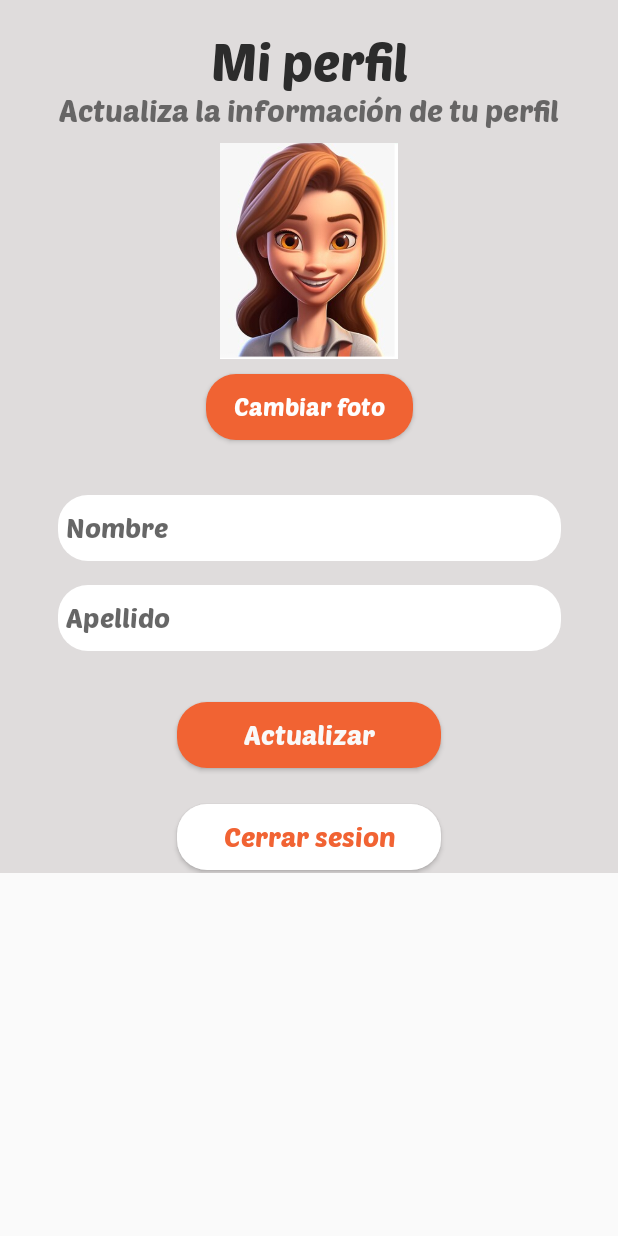
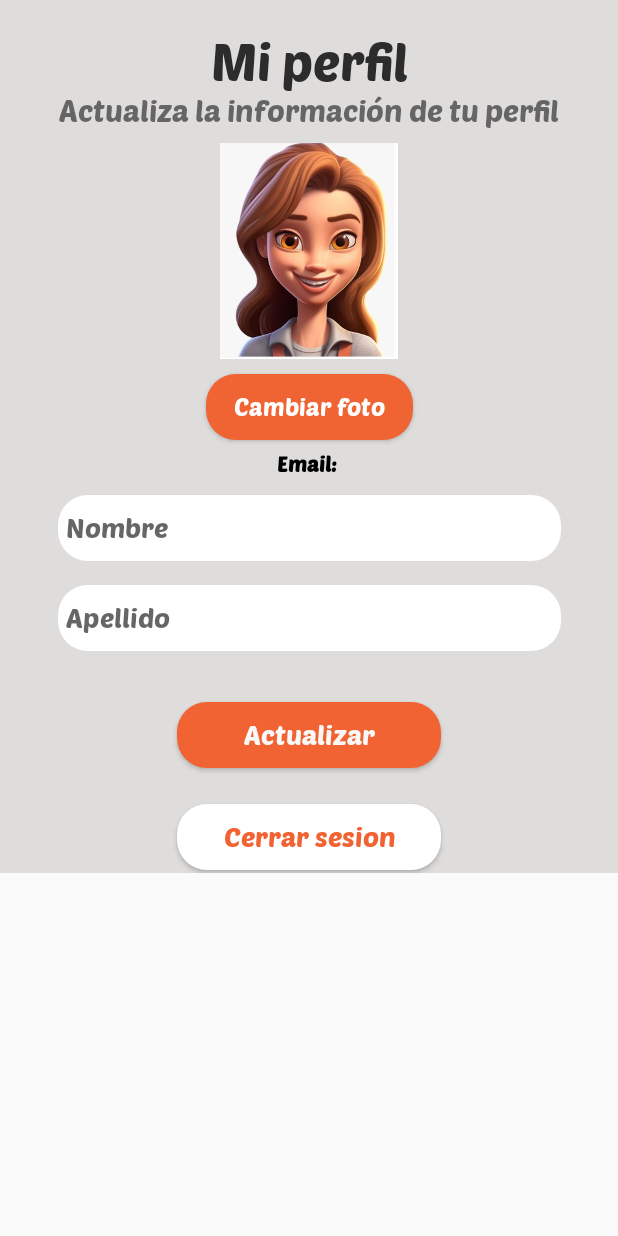
Before and after one commit to pp2024-restoapp/aplicacionmovil, an Android app: the fragment ProfileFragment shown on its own in the app's theme, on a phone screen of 412 x 824 dp. Run offline under Robolectric (Android 15) with nearby library versions, the phone set to English and light mode, and no system bars; our stand-ins replace Firebase (no records; nobody signed in at launch, a user with empty details on screens opened directly); pictures from the network do not load; Roboto replaces fonts that are not available here.

Commit message:
Vista de email, nombre y apellido en la sección de perfil

```diff
--- a/app/build.gradle.kts
+++ b/app/build.gradle.kts
@@ -38,12 +38,13 @@
     implementation("com.google.android.material:material:1.9.0")
     implementation("androidx.constraintlayout:constraintlayout:2.1.4")
     implementation("com.google.firebase:firebase-auth:22.1.2")
-
     implementation("androidx.navigation:navigation-fragment:2.7.4")
     implementation("androidx.navigation:navigation-ui:2.7.4")
     implementation("com.google.android.gms:play-services-maps:18.2.0")
     implementation("androidx.activity:activity:1.9.0")
     implementation("com.github.GrenderG:Toasty:1.5.2")
+    implementation("com.google.firebase:firebase-firestore:25.0.0")
+    implementation("com.google.firebase:firebase-database:21.0.0")
 
     testImplementation("junit:junit:4.13.2")
     androidTestImplementation("androidx.test.ext:junit:1.1.5")
--- a/app/src/main/java/com/example/restoapp/LoginActivity.java
+++ b/app/src/main/java/com/example/restoapp/LoginActivity.java
@@ -6,13 +6,16 @@
 import android.widget.Button;
 import android.widget.EditText;
 import android.widget.Toast;
+
 import androidx.annotation.NonNull;
 import androidx.appcompat.app.AppCompatActivity;
+
 import com.google.android.gms.tasks.OnCompleteListener;
 import com.google.android.gms.tasks.Task;
 import com.google.firebase.auth.AuthResult;
 import com.google.firebase.auth.FirebaseAuth;
 import com.google.firebase.auth.FirebaseUser;
+
 import es.dmoral.toasty.Toasty;
 
 public class LoginActivity extends AppCompatActivity {
--- a/app/src/main/java/com/example/restoapp/ProfileFragment.java
+++ b/app/src/main/java/com/example/restoapp/ProfileFragment.java
@@ -4,20 +4,23 @@
 import android.app.Activity;
 import android.content.Context;
 import android.content.Intent;
+import android.content.SharedPreferences;
+import android.database.Cursor;
+import android.database.sqlite.SQLiteDatabase;
 import android.net.Uri;
 import android.os.Bundle;
+import android.util.Log;
 import android.view.LayoutInflater;
 import android.view.View;
 import android.view.ViewGroup;
 import android.widget.Button;
 import android.widget.ImageView;
 import android.widget.TextView;
-import android.content.SharedPreferences;
 
 import androidx.activity.result.ActivityResultLauncher;
 import androidx.activity.result.contract.ActivityResultContracts;
-import androidx.annotation.Nullable;
 import androidx.fragment.app.Fragment;
+
 import com.google.firebase.auth.FirebaseAuth;
 import com.google.firebase.auth.FirebaseUser;
 
@@ -26,8 +29,10 @@
     private static final int REQUEST_IMAGE_CHANGE = 1;
     private ImageView profileImageView;
     private TextView textViewEmail;
+    private TextView textViewNombre;
     private Button botonCerrarSesion;
     private SharedPreferences sharedPreferences;
+
     private Uri selectedImageUri;
 
     private final ActivityResultLauncher<Intent> startPhotoChangeActivity =
@@ -36,11 +41,8 @@
                         if (result.getResultCode() == Activity.RESULT_OK) {
                             Intent data = result.getData();
                             if (data != null) {
-                                // Obtiene la URI de la imagen seleccionada desde PhotoChangeActivity
                                 String newImageUriString = data.getStringExtra("imageUri");
                                 Uri newImageUri = Uri.parse(newImageUriString);
-
-                                // Llama al método para actualizar la imagen de perfil
                                 updateProfileImage(newImageUri);
                             }
                         }
@@ -53,6 +55,7 @@
         profileImageView = view.findViewById(R.id.profile_image_view);
         textViewEmail = view.findViewById(R.id.textViewName2);
         botonCerrarSesion = view.findViewById(R.id.button5);
+        textViewNombre = view.findViewById(R.id.textViewName4);
 
         sharedPreferences = requireActivity().getSharedPreferences("user_data", Context.MODE_PRIVATE);
 
@@ -90,19 +93,33 @@
     private void showUserData() {
         FirebaseUser user = FirebaseAuth.getInstance().getCurrentUser();
         if (user != null) {
-            // El usuario está autenticado, por lo que puedes obtener su correo electrónico
             String userEmail = user.getEmail();
+            String userId = user.getUid();
 
-            // Establece el correo electrónico en el TextView
-            textViewEmail.setText(userEmail);
+            DatabaseHelper dbHelper = new DatabaseHelper(getContext());
+            SQLiteDatabase db = dbHelper.getReadableDatabase();
 
-            // Guarda el correo electrónico en SharedPreferences para su uso posterior
+            Cursor cursor = db.query(DatabaseHelper.TABLE_USERS,
+                    new String[]{DatabaseHelper.COLUMN_NAME, DatabaseHelper.COLUMN_LASTNAME},
+                    DatabaseHelper.COLUMN_UID + "=?",
+                    new String[]{userId},
+                    null, null, null);
+
+            if (cursor != null && cursor.moveToFirst()) {
+                @SuppressLint("Range") String nombre = cursor.getString(cursor.getColumnIndex(DatabaseHelper.COLUMN_NAME));
+                @SuppressLint("Range") String apellido = cursor.getString(cursor.getColumnIndex(DatabaseHelper.COLUMN_LASTNAME));
+
+                textViewNombre.setText("Nombre: "+ nombre + " " + apellido);
+                cursor.close();
+            }
+
+            textViewEmail.setText("Email: " + userEmail);
+
             SharedPreferences.Editor editor = sharedPreferences.edit();
-            editor.putString("email", userEmail);
+            editor.putString("Email", userEmail);
             editor.apply();
         } else {
-            // El usuario no está autenticado
-            // Realiza alguna acción si es necesario
+            Log.e("ProfileFragment", "El usuario no está autenticado");
         }
     }
 }
--- /dev/null
+++ b/app/src/main/java/com/example/restoapp/Users.java
@@ -0,0 +1,50 @@
+package com.example.restoapp;
+
+import android.content.ContentValues;
+import android.content.Context;
+import android.database.sqlite.SQLiteDatabase;
+import android.database.sqlite.SQLiteOpenHelper;
+
+class DatabaseHelper extends SQLiteOpenHelper {
+    private static final String DATABASE_NAME = "users.db";
+    private static final int DATABASE_VERSION = 1;
+
+    public static final String TABLE_USERS = "users";
+    public static final String COLUMN_ID = "id";
+    public static final String COLUMN_UID = "uid";
+    public static final String COLUMN_NAME = "name";
+    public static final String COLUMN_LASTNAME = "lastname";
+
+    private static final String TABLE_CREATE =
+            "CREATE TABLE " + TABLE_USERS + " (" +
+                    COLUMN_ID + " INTEGER PRIMARY KEY AUTOINCREMENT, " +
+                    COLUMN_UID + " TEXT, " +
+                    COLUMN_NAME + " TEXT, " +
+                    COLUMN_LASTNAME + " TEXT);";
+
+    public DatabaseHelper(Context context) {
+        super(context, DATABASE_NAME, null, DATABASE_VERSION);
+    }
+
+    @Override
+    public void onCreate(SQLiteDatabase db) {
+        db.execSQL(TABLE_CREATE);
+    }
+
+    @Override
+    public void onUpgrade(SQLiteDatabase db, int oldVersion, int newVersion) {
+        db.execSQL("DROP TABLE IF EXISTS " + TABLE_USERS);
+        onCreate(db);
+    }
+
+    public void addUser(String uid, String name, String lastname) {
+        SQLiteDatabase db = this.getWritableDatabase();
+        ContentValues values = new ContentValues();
+        values.put(COLUMN_UID, uid);
+        values.put(COLUMN_NAME, name);
+        values.put(COLUMN_LASTNAME, lastname);
+
+        db.insert(TABLE_USERS, null, values);
+        db.close();
+    }
+}
--- a/app/src/main/res/layout/fragment_profile.xml
+++ b/app/src/main/res/layout/fragment_profile.xml
@@ -62,6 +62,21 @@
         app:layout_constraintStart_toStartOf="parent"
         app:layout_constraintTop_toBottomOf="@id/profile_image_view"
         tools:ignore="TextContrastCheck" />
+
+    <TextView
+        android:id="@+id/textViewName4"
+        android:layout_width="wrap_content"
+        android:layout_height="wrap_content"
+        android:layout_marginTop="20dp"
+        android:fontFamily="@font/poetsenone_regular"
+        android:text=""
+        android:textColor="#000000"
+        android:textSize="14sp"
+        android:textStyle="bold"
+        app:layout_constraintEnd_toEndOf="parent"
+        app:layout_constraintStart_toStartOf="parent"
+        app:layout_constraintTop_toBottomOf="@id/change_image_button" />
+
 
     <TextView
         android:id="@+id/textViewName2"
```
Also changed, not shown: app/src/main/java/com/example/restoapp/MainActivity.java (+16 -3 lines).
